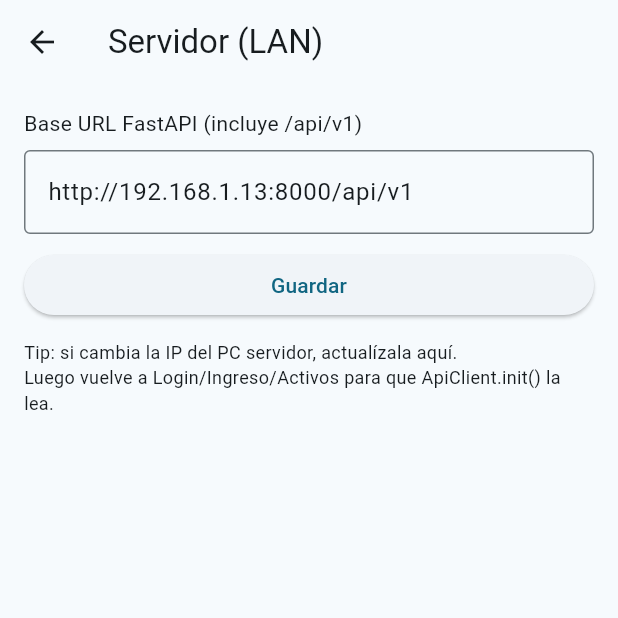
After one commit to matiasrmb/estacionamiento_central_mobile, a Flutter app: the ServerSettingsScreen screen opened by its route, after a tap on the "arrow back" icon, after a tap on the "settings" icon, on a phone screen of 412 x 824 dp, the top half of it. The commit adds this screen. Run offline on Flutter 3.47's test engine with Material 3 defaults, Android fonts, the phone set to English and light mode, and no system bars; our stand-ins replace dio, flutter_secure_storage, go_router; accounts and stored records are empty.

Commit message:
Add ServerSettingsScreen and integrate settings route in HomeScreen

```diff
--- a/lib/app.dart
+++ b/lib/app.dart
@@ -5,6 +5,7 @@ import 'features/salida/presentation/activos_salida_screen.dart';
 import 'features/bootstrap/presentation/bootstrap_screen.dart';
 import 'features/auth/presentation/login_screen.dart';
 import 'features/home/presentation/home_screen.dart';
+import 'features/settings/presentation/server_settings_screen.dart';
 import 'ui/theme.dart';
 
 class PlaceholderScreen extends StatelessWidget {
@@ -30,6 +31,7 @@ class App extends StatelessWidget {
       GoRoute(path: '/home', builder: (context, state) => const HomeScreen()),
       GoRoute(path: '/ingreso', builder: (context, state) => const IngresoScreen()),
       GoRoute(path: '/activos', builder: (context, state) => const ActivosSalidaScreen()),
+      GoRoute(path: '/settings', builder: (context, state) => const ServerSettingsScreen()),
     ],
   );
 
--- a/lib/features/home/presentation/home_screen.dart
+++ b/lib/features/home/presentation/home_screen.dart
@@ -43,10 +43,15 @@ class _HomeScreenState extends State<HomeScreen> {
         title: const Text('Estacionamiento Central'),
         actions: [
           IconButton(
+            onPressed: () => context.push('/settings'),
+            icon: const Icon(Icons.settings),
+            tooltip: 'Servidor (LAN)',
+          ),
+          IconButton(
             onPressed: _logout,
             icon: const Icon(Icons.logout),
             tooltip: 'Cerrar sesión',
-          )
+          ),
         ],
       ),
       body: Padding(
--- /dev/null
+++ b/lib/features/settings/presentation/server_settings_screen.dart
@@ -0,0 +1,127 @@
+import 'package:flutter/material.dart';
+import 'package:go_router/go_router.dart';
+
+import '../../../core/storage.dart';
+import '../../../core/config.dart';
+
+class ServerSettingsScreen extends StatefulWidget {
+  const ServerSettingsScreen({super.key});
+
+  @override
+  State<ServerSettingsScreen> createState() => _ServerSettingsScreenState();
+}
+
+class _ServerSettingsScreenState extends State<ServerSettingsScreen> {
+  final _ctrl = TextEditingController();
+  bool _loading = true;
+  String? _error;
+
+  late final SecureStore _store;
+  late final AppConfig _cfg;
+
+  @override
+  void initState() {
+    super.initState();
+    _store = SecureStore();
+    _cfg = AppConfig(store: _store);
+    _load();
+  }
+
+  Future<void> _load() async {
+    final current = await _cfg.getApiBaseUrl();
+    _ctrl.text = current;
+    if (!mounted) return;
+    setState(() => _loading = false);
+  }
+
+  bool _isValidBaseUrl(String s) {
+    // MVP: exigimos http://IP:PUERTO/api/v1
+    // (Luego podemos permitir hostnames o https)
+    return s.startsWith('http://') && s.endsWith('/api/v1') && s.contains(':');
+  }
+
+  Future<void> _save() async {
+    setState(() => _error = null);
+
+    final v = _ctrl.text.trim();
+    if (!_isValidBaseUrl(v)) {
+      setState(() => _error = 'Formato esperado: http://IP:PUERTO/api/v1');
+      return;
+    }
+
+    await _cfg.setApiBaseUrl(v);
+
+    if (!mounted) return;
+    ScaffoldMessenger.of(context).showSnackBar(
+      const SnackBar(content: Text('Servidor guardado')),
+    );
+    context.pop();
+  }
+
+  @override
+  void dispose() {
+    _ctrl.dispose();
+    super.dispose();
+  }
+
+  @override
+  Widget build(BuildContext context) {
+    if (_loading) {
+      return const Scaffold(
+        body: Center(child: CircularProgressIndicator()),
+      );
+    }
+
+    return Scaffold(
+      appBar: AppBar(
+        title: const Text('Servidor (LAN)'),
+        leading: IconButton(
+          icon: const Icon(Icons.arrow_back),
+          onPressed: () {
+            // Si hay stack, pop. Si no, vuelve a /home.
+            if (Navigator.of(context).canPop()) {
+              context.pop();
+            } else {
+              context.go('/home');
+            }
+          },
+        ),
+      ),
+      body: Padding(
+        padding: const EdgeInsets.all(16),
+        child: Column(
+          crossAxisAlignment: CrossAxisAlignment.start,
+          children: [
+            const Text('Base URL FastAPI (incluye /api/v1)'),
+            const SizedBox(height: 8),
+            TextField(
+              controller: _ctrl,
+              decoration: const InputDecoration(
+                hintText: 'http://192.168.100.10:8000/api/v1',
+                border: OutlineInputBorder(),
+              ),
+            ),
+            const SizedBox(height: 10),
+            if (_error != null) ...[
+              Text(_error!, style: const TextStyle(color: Colors.red)),
+              const SizedBox(height: 10),
+            ],
+            SizedBox(
+              width: double.infinity,
+              child: ElevatedButton(
+                onPressed: _save,
+                child: const Text('Guardar'),
+              ),
+            ),
+            const SizedBox(height: 12),
+            const Text(
+              'Tip: si cambia la IP del PC servidor, actualízala aquí.\n'
+              'Luego vuelve a Login/Ingreso/Activos para que ApiClient.init() la lea.',
+              style: TextStyle(fontSize: 12),
+            ),
+          ],
+        ),
+      ),
+    );
+  }
+}
```
